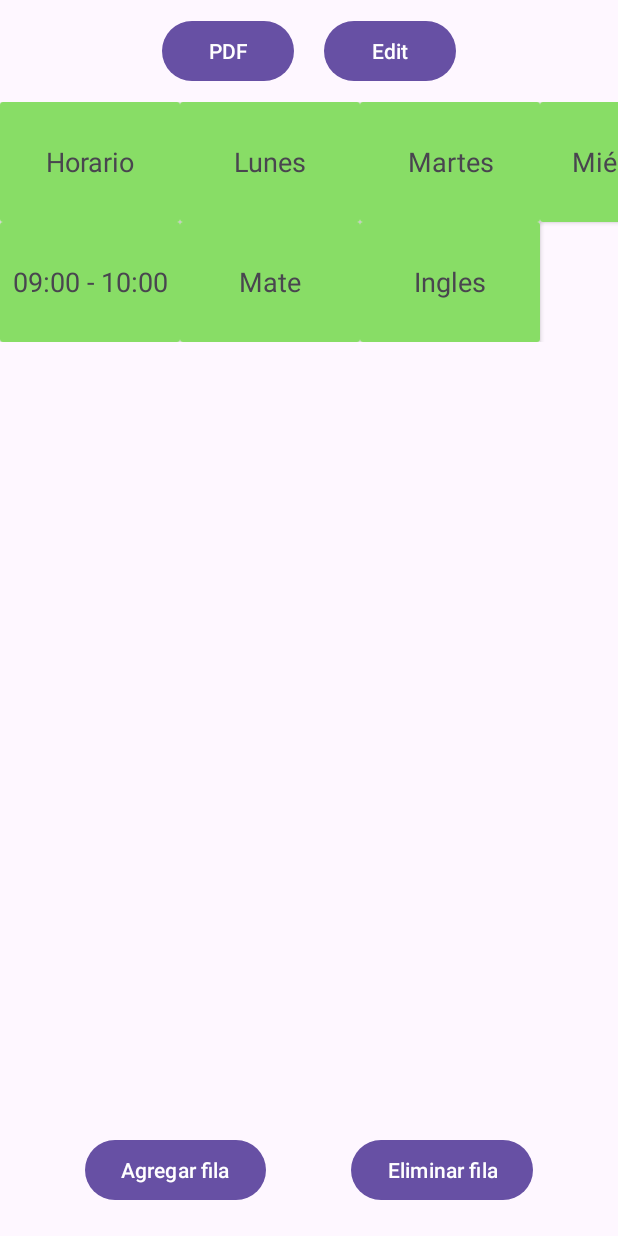
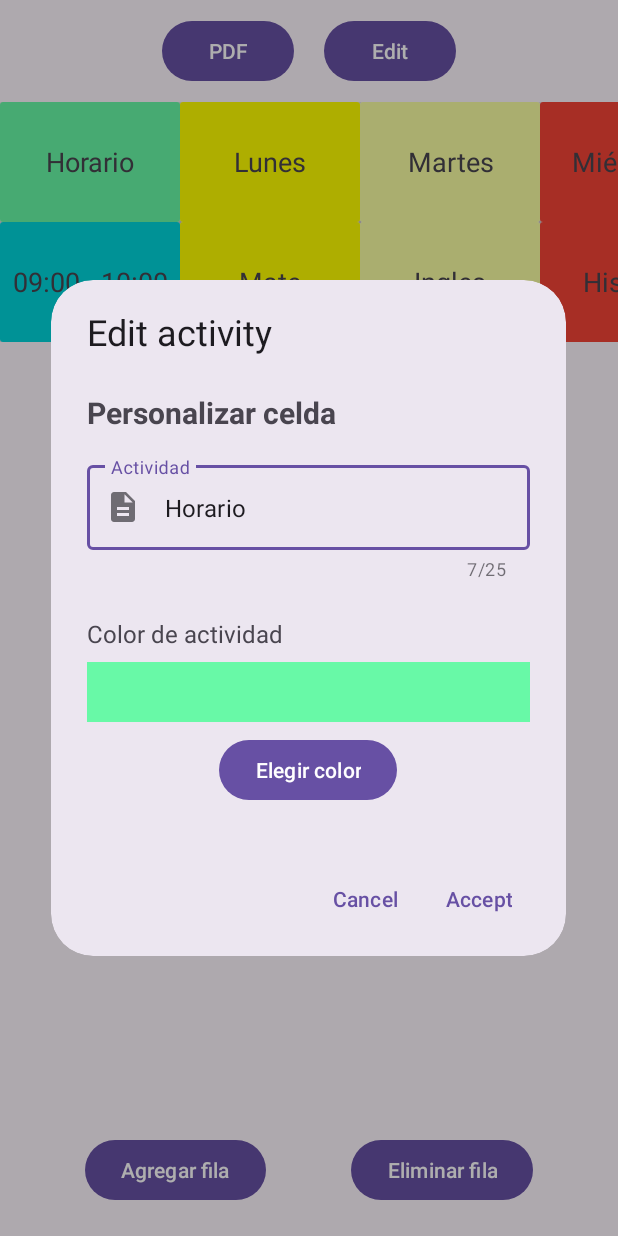
Before and after one commit to AlexisPaleta/OrganizerApp, an Android app: the screen it shows after launch (MainActivity), after a tap on "Horario", on a phone screen of 412 x 824 dp. Run offline under Robolectric (Android 15) with nearby library versions, the phone set to English and light mode, and no system bars; libraries missing offline, so code that uses them is left out: com.skydoves.colorpickerview.

Commit message:
Schedule function implemented, edit activities with dialog, select color and write specific text, pdf button and edit button need to be implemented

```diff
--- a/app/build.gradle.kts
+++ b/app/build.gradle.kts
@@ -46,6 +46,7 @@ dependencies {
     implementation(libs.material)
     implementation(libs.androidx.activity)
     implementation(libs.androidx.constraintlayout)
+    implementation(libs.colorpickerview)
     testImplementation(libs.junit)
     androidTestImplementation(libs.androidx.junit)
     androidTestImplementation(libs.androidx.espresso.core)
--- a/app/src/main/AndroidManifest.xml
+++ b/app/src/main/AndroidManifest.xml
@@ -14,6 +14,7 @@
         tools:targetApi="31">
         <activity
             android:name=".MainActivity"
+            android:screenOrientation="portrait"
             android:exported="true">
             <intent-filter>
                 <action android:name="android.intent.action.MAIN" />
--- a/app/src/main/java/com/fcc/organizador/schedule/Schedule.kt
+++ b/app/src/main/java/com/fcc/organizador/schedule/Schedule.kt
@@ -1,7 +1,7 @@
 package com.fcc.organizador.schedule
 
 data class Schedule(
-    val text: String,
-    val color: Int,
+    var text: String,
+    var color: Int,
     val position: Int
 )
--- a/app/src/main/java/com/fcc/organizador/schedule/ScheduleFragment.kt
+++ b/app/src/main/java/com/fcc/organizador/schedule/ScheduleFragment.kt
@@ -1,10 +1,13 @@
 package com.fcc.organizador.schedule
 
+import android.graphics.Color
 import android.os.Bundle
 import androidx.fragment.app.Fragment
 import android.view.LayoutInflater
 import android.view.View
 import android.view.ViewGroup
+import android.widget.Button
+import android.widget.EditText
 import android.widget.Toast
 import androidx.lifecycle.ViewModelProvider
 import androidx.recyclerview.widget.GridLayoutManager
@@ -12,8 +15,9 @@ import androidx.recyclerview.widget.LinearLayoutManager
 import com.fcc.organizador.R
 import com.fcc.organizador.databinding.FragmentScheduleBinding
 import com.fcc.organizador.schedule.adapter.ScheduleAdapter
-import com.google.android.material.checkbox.MaterialCheckBox
+import com.skydoves.colorpickerview.listeners.ColorEnvelopeListener
 import com.google.android.material.dialog.MaterialAlertDialogBuilder
+import com.skydoves.colorpickerview.ColorPickerDialog
 
 // TODO: Rename parameter arguments, choose names that match
 // the fragment initialization parameters, e.g. ARG_ITEM_NUMBER
@@ -80,7 +84,7 @@ class ScheduleFragment : Fragment() {
         var cellSchedule: Schedule
         var newPosition = startPosition
         for (i in 1..columnsCount){
-            cellSchedule = Schedule("Click para editar", 1, newPosition)
+            cellSchedule = Schedule("Click para editar", Color.GRAY, newPosition)
             scheduleMutableList.add(cellSchedule)
             newPosition++
         }
@@ -105,6 +109,51 @@ class ScheduleFragment : Fragment() {
 
     private fun onItemSelected(schedule: Schedule){
         Toast.makeText(requireContext(), schedule.toString(), Toast.LENGTH_SHORT).show()
+
+        val dialogView = layoutInflater.inflate(R.layout.dialog_config_schedule, null)
+        val editText = dialogView.findViewById<EditText>(R.id.editTextActivity)
+        val viewColor = dialogView.findViewById<View>(R.id.viewColorPreview)
+        val btnPickColor = dialogView.findViewById<Button>(R.id.btnPickColor)
+
+        var selectedColor: Int = schedule.color //initial color
+        if (schedule.text == "Click para editar"){
+            editText.setText("")
+        }else{
+            editText.setText(schedule.text)
+        }
+
+        viewColor.setBackgroundColor(selectedColor)
+
+        btnPickColor.setOnClickListener {
+            ColorPickerDialog.Builder(requireContext())
+                .setTitle("Select a color")
+                .setPreferenceName("ColorPickerDialog")
+                .setPositiveButton("Accept", ColorEnvelopeListener { envelope, _ ->
+                    selectedColor = envelope.color
+                    viewColor.setBackgroundColor(selectedColor)
+                })
+                .setNegativeButton("Cancel") { dialogInterface, _ -> dialogInterface.dismiss() }
+                .attachAlphaSlideBar(true) //
+                .attachBrightnessSlideBar(true)
+                .show()
+        }
+
+        MaterialAlertDialogBuilder(requireContext())
+            .setView(dialogView)
+            .setTitle("Edit activity")
+            .setPositiveButton("Accept") { dialog, _ ->
+                var texto = editText.text.toString()
+                if (texto == ""){
+                    texto = "Click para editar"
+                }
+                schedule.text = texto
+                schedule.color = selectedColor
+                adapter.notifyItemChanged(schedule.position)
+                dialog.dismiss()
+            }
+            .setNegativeButton("Cancel", null)
+            .show()
+
     }
 
     override fun onDestroyView() {
--- a/app/src/main/java/com/fcc/organizador/schedule/ScheduleProvider.kt
+++ b/app/src/main/java/com/fcc/organizador/schedule/ScheduleProvider.kt
@@ -6,10 +6,11 @@ class ScheduleProvider {
 
     companion object{
         val scheduleList = listOf(
-            Schedule("Horario", Color.YELLOW, 0), Schedule("Lunes", Color.YELLOW, 1), Schedule("Martes", Color.YELLOW, 2),
-            Schedule("Miércoles", Color.YELLOW, 3), Schedule("Jueves", Color.YELLOW, 4), Schedule("Viernes", Color.YELLOW, 5),
-            Schedule("Sábado", Color.YELLOW, 6), Schedule("09:00 - 10:00", Color.YELLOW, 7), Schedule("Mate", Color.YELLOW, 8),
-            Schedule("Ingles", Color.YELLOW, 9)
+            Schedule("Horario",  Color.parseColor("#68f9a7"), 0), Schedule("Lunes", Color.YELLOW, 1), Schedule("Martes", Color.parseColor("#f9ffa3"), 2),
+            Schedule("Miércoles", Color.parseColor("#F44336"), 3), Schedule("Jueves", Color.parseColor("#FFEB3B"), 4), Schedule("Viernes", Color.WHITE, 5),
+            Schedule("Sábado", Color.parseColor("#4CAF50"), 6), Schedule("09:00 - 10:00", Color.parseColor("#00d6db"), 7), Schedule("Mate", Color.YELLOW, 8),
+            Schedule("Ingles", Color.parseColor("#f9ffa3"), 9), Schedule("Historia", Color.parseColor("#F44336"), 10), Schedule("Química", Color.parseColor("#FFEB3B"), 11),
+            Schedule("Recreo", Color.WHITE, 12), Schedule("Libre", Color.parseColor("#4CAF50"), 13)
         )
     }
 }
--- a/app/src/main/java/com/fcc/organizador/schedule/adapter/ScheduleViewHolder.kt
+++ b/app/src/main/java/com/fcc/organizador/schedule/adapter/ScheduleViewHolder.kt
@@ -1,6 +1,8 @@
 package com.fcc.organizador.schedule.adapter
 
 import android.view.View
+import androidx.core.graphics.drawable.toDrawable
+import androidx.core.graphics.toColor
 import androidx.recyclerview.widget.RecyclerView
 import com.fcc.organizador.databinding.ItemScheduleBinding
 import com.fcc.organizador.schedule.Schedule
@@ -11,7 +13,7 @@ class ScheduleViewHolder(view: View): RecyclerView.ViewHolder(view) {
 
     fun render(schedule: Schedule, onClickListener: (Schedule) -> Unit){
         binding.scheduleCellText.text = schedule.text
-
+        binding.scheduleCellText.setBackgroundColor(schedule.color)
         binding.scheduleCard.setOnClickListener { onClickListener(schedule) }
 
     }
--- /dev/null
+++ b/app/src/main/res/layout/dialog_config_schedule.xml
@@ -0,0 +1,63 @@
+<?xml version="1.0" encoding="utf-8"?>
+<ScrollView xmlns:android="http://schemas.android.com/apk/res/android"
+    android:layout_width="match_parent"
+    android:layout_height="match_parent"
+    xmlns:app="http://schemas.android.com/apk/res-auto"
+    android:fillViewport="true">
+
+    <LinearLayout
+        android:layout_width="match_parent"
+        android:layout_height="wrap_content"
+        android:orientation="vertical"
+        android:padding="24dp">
+
+        <TextView
+            android:layout_width="match_parent"
+            android:layout_height="wrap_content"
+            android:text="@string/edit_schedule"
+            android:textSize="20sp"
+            android:textStyle="bold"
+            android:layout_marginBottom="16dp"/>
+
+        <com.google.android.material.textfield.TextInputLayout
+            android:layout_width="match_parent"
+            android:layout_height="wrap_content"
+            app:startIconDrawable="@drawable/ic_description"
+            style="@style/Widget.MaterialComponents.TextInputLayout.OutlinedBox"
+            app:counterEnabled="true"
+            app:counterMaxLength="25"
+            android:layout_marginBottom="8dp">
+
+            <EditText
+                android:id="@+id/editTextActivity"
+                android:layout_width="match_parent"
+                android:layout_height="wrap_content"
+                android:hint="@string/activity"
+                android:inputType="text"
+                android:autofillHints="" />
+        </com.google.android.material.textfield.TextInputLayout>
+
+        <TextView
+            android:layout_width="match_parent"
+            android:layout_height="wrap_content"
+            android:text="Color de actividad"
+            android:textSize="16sp"
+            android:layout_marginTop="16dp" />
+
+        <View
+            android:id="@+id/viewColorPreview"
+            android:layout_width="match_parent"
+            android:layout_height="40dp"
+            android:background="#FF0000"
+            android:layout_marginTop="8dp"
+            android:layout_marginBottom="8dp" />
+
+        <Button
+            android:id="@+id/btnPickColor"
+            android:layout_width="wrap_content"
+            android:layout_height="wrap_content"
+            android:layout_gravity="center"
+            android:text="Elegir color" />
+
+    </LinearLayout>
+</ScrollView>
--- a/app/src/main/res/values/colors.xml
+++ b/app/src/main/res/values/colors.xml
@@ -2,4 +2,16 @@
 <resources>
     <color name="black">#FF000000</color>
     <color name="white">#FFFFFFFF</color>
+    <color name="yellow_500">#FFEB3B</color>
+    <color name="green_500">#4CAF50</color>
+    <color name="blue_500">#2196F3</color>
+    <color name="red_500">#F44336</color>
+    <color name="purple_500">#9C27B0</color>
+    <color name="palette_blue1">#0075ff</color>
+    <color name="palette_blue2">#00a9ff</color>
+    <color name="palette_blue3">#00d6db</color>
+    <color name="palette_green">#68f9a7</color>
+    <color name="palette_yellow">#f9ffa3</color>
+
+
 </resources>
--- a/app/src/main/res/values/strings.xml
+++ b/app/src/main/res/values/strings.xml
@@ -9,6 +9,7 @@
     <string name="email">Correo</string>
     <string name="description">Descripción</string>
     <string name="add_teacher">Agregar Nuevo Profesor</string>
+    <string name="edit_schedule">Personalizar celda</string>
     <string name="cancel">Cancelar</string>
     <string name="save">Guardar</string>
     <string name="lunes">Lunes</string>
@@ -18,4 +19,5 @@
     <string name="viernes">Viernes</string>
     <string name="sabado">Sábado</string>
     <string name="domingo">Domingo</string>
+    <string name="activity">Actividad</string>
 </resources>
--- a/gradle/libs.versions.toml
+++ b/gradle/libs.versions.toml
@@ -9,6 +9,7 @@ appcompat = "1.7.0"
 material = "1.12.0"
 activity = "1.8.0"
 constraintlayout = "2.2.1"
+colorpickerview = "2.3.0"
 
 [libraries]
 androidx-core-ktx = { group = "androidx.core", name = "core-ktx", version.ref = "coreKtx" }
@@ -19,6 +20,7 @@ androidx-appcompat = { group = "androidx.appcompat", name = "appcompat", version
 material = { group = "com.google.android.material", name = "material", version.ref = "material" }
 androidx-activity = { group = "androidx.activity", name = "activity", version.ref = "activity" }
 androidx-constraintlayout = { group = "androidx.constraintlayout", name = "constraintlayout", version.ref = "constraintlayout" }
+colorpickerview = {group = "com.github.skydoves", name = "colorpickerview", version.ref = "colorpickerview"}
 
 [plugins]
 androidApplication = { id = "com.android.application", version.ref = "agp" }
```
